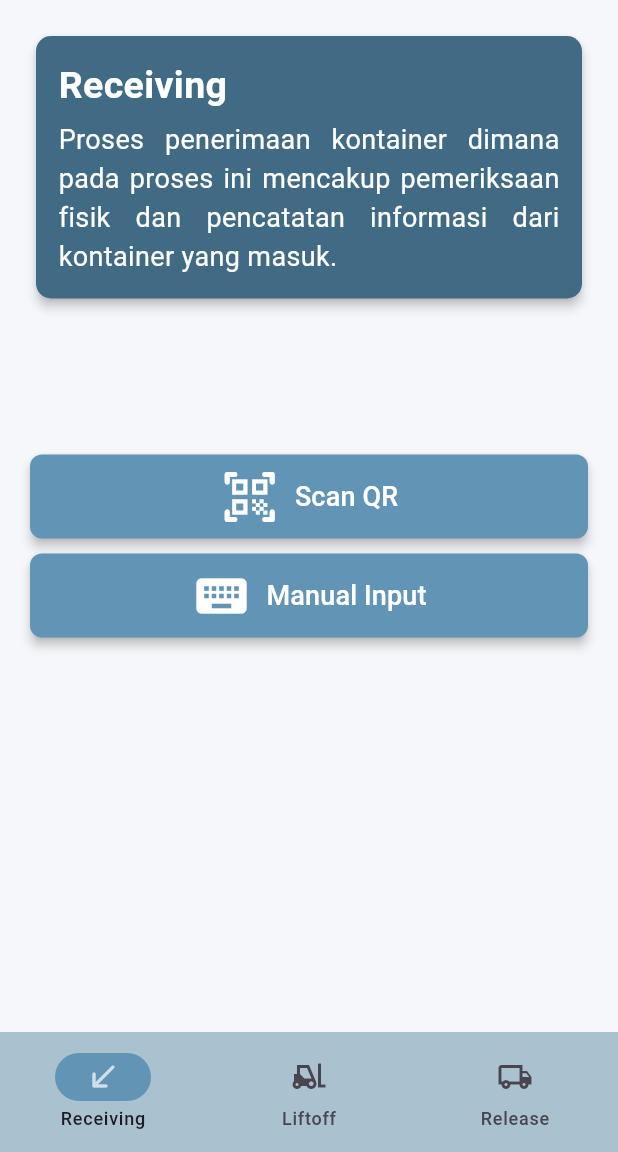
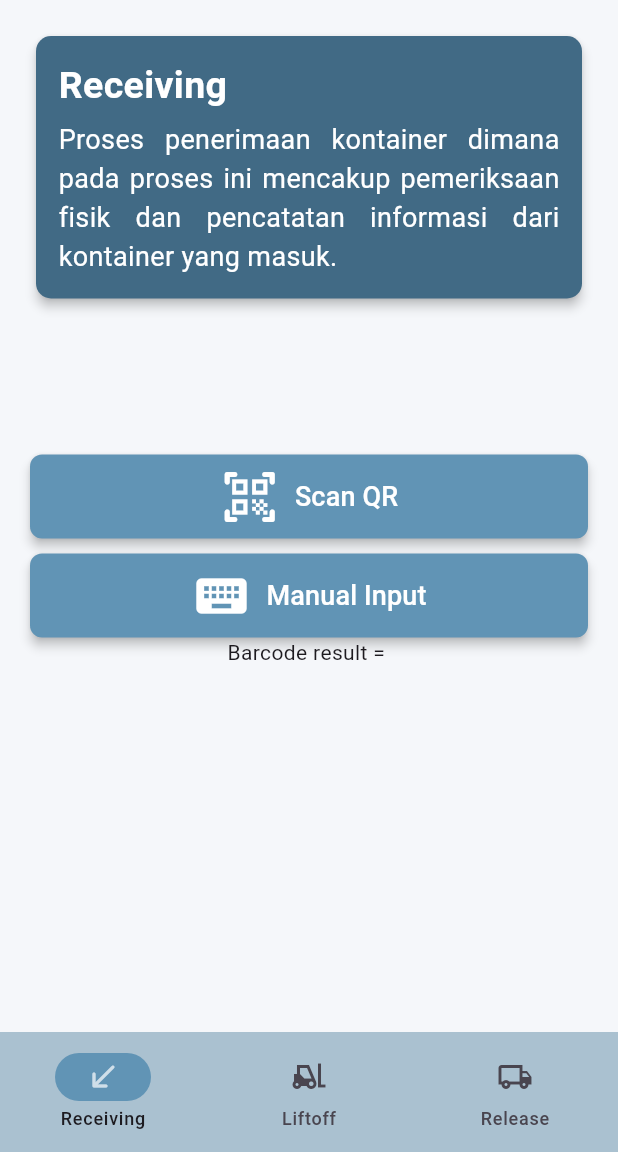
Before and after one commit to DelloMellow/Dello-Port, a Flutter app: the screen it shows once a user with an empty profile is signed in, on a phone screen of 412 x 824 dp, the part 84-1236 px from its top. Run offline on Flutter 3.47's test engine with Material 3 defaults, Android fonts, the light colour scheme and no system bars; our stand-ins replace cloud_firestore, firebase_auth, firebase_core, google_maps_flutter, image_picker, rive; missing offline and left inert: flutter_barcode_scanner; accounts and stored records are empty.

Commit message:
fix release modal text, add isReleased when LiftOff, add text for qr code

```diff
--- a/lib/screens/liftoff/liftoff_input_screen.dart
+++ b/lib/screens/liftoff/liftoff_input_screen.dart
@@ -148,6 +148,7 @@ class _LiftOffInputScreenState extends State<LiftOffInputScreen> {
         "position": positionData,
         "remark": remarkController.text,
         "isLiftOff": true,
+        "isReleased": false,
         "images": imagePaths,
       };
 
--- a/lib/screens/receiving/receiving_screen.dart
+++ b/lib/screens/receiving/receiving_screen.dart
@@ -77,9 +77,9 @@ class _ReceivingScreenState extends State<ReceivingScreen> {
               ],
             ),
 
-            // Center(
-            //   child: Text("Barcode result = $_scanQRResult"),
-            // )
+            Center(
+              child: Text("Barcode result = $_scanQRResult"),
+            )
           ],
         ),
       ),
--- a/lib/screens/release/release_detail_screen.dart
+++ b/lib/screens/release/release_detail_screen.dart
@@ -88,7 +88,7 @@ class _ReleaseDetailScreenState extends State<ReleaseDetailScreen> {
           iconColor: Colors.amber,
           titleText: "Are you sure?",
           contentText:
-              "Are you sure want to release thi container? \nMake sure all information is correct.",
+              "Are you sure want to release this container? \nMake sure all information is correct.",
           confirmText: "Release",
           onConfirm: release,
           buttonColor: Colors.amber,
```
